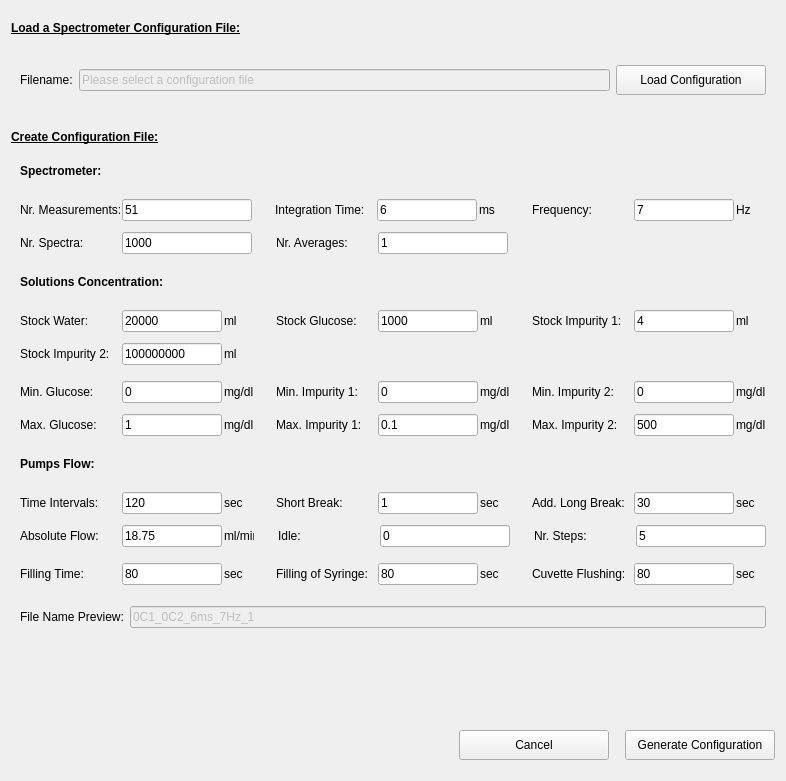
Before: the Qt Designer form pol_configureMeasurement.ui in CesarCarvajal/Oxymetry-Backup-2018, drawn with Qt 5.
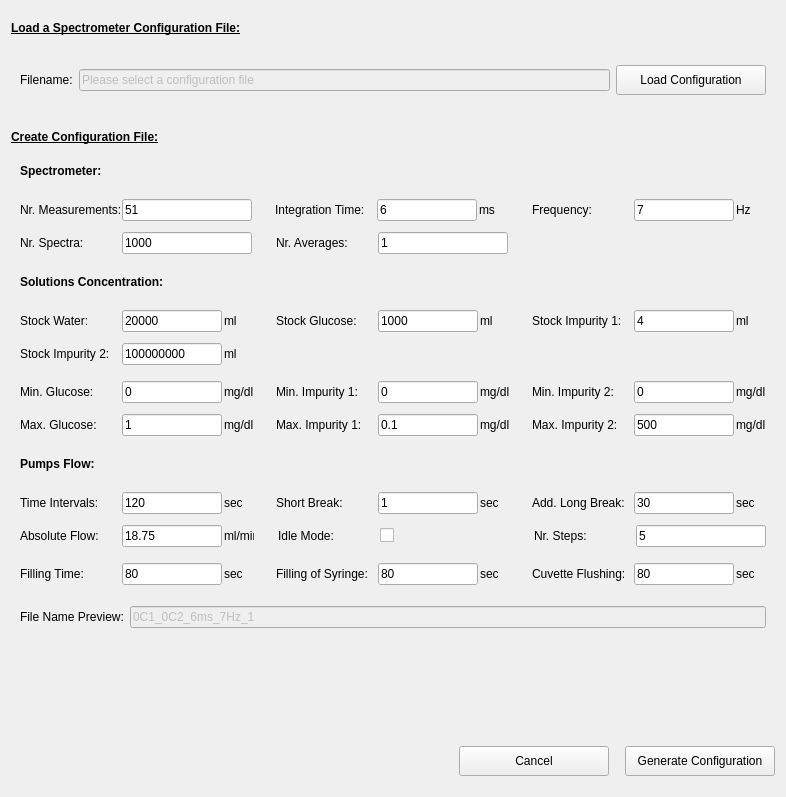
After: the same form once the commit is applied. Custom widgets are drawn as their Qt base class.

What changed in the file:
```diff
--- a/pol_configureMeasurement.ui
+++ b/pol_configureMeasurement.ui
@@ -7,7 +7,7 @@
     <x>0</x>
     <y>0</y>
     <width>786</width>
-    <height>781</height>
+    <height>797</height>
    </rect>
   </property>
   <property name="windowTitle">
@@ -1615,12 +1615,12 @@
              <string>Activating syringe idle to ensure constant temperature 0=normal, 1=idle</string>
             </property>
             <property name="text">
-             <string>Idle:</string>
+             <string>Idle Mode:</string>
             </property>
            </widget>
           </item>
           <item>
-           <widget class="QLineEdit" name="lineEdit_Idle">
+           <widget class="QCheckBox" name="checkBox">
             <property name="minimumSize">
              <size>
               <width>130</width>
@@ -1637,7 +1637,7 @@
              <string>Activating syringe idle to ensure constant temperature 0=normal, 1=idle</string>
             </property>
             <property name="text">
-             <string>0</string>
+             <string/>
             </property>
            </widget>
           </item>
```
Left out of the diff: 6 changed lines with no effect on the pictures.
